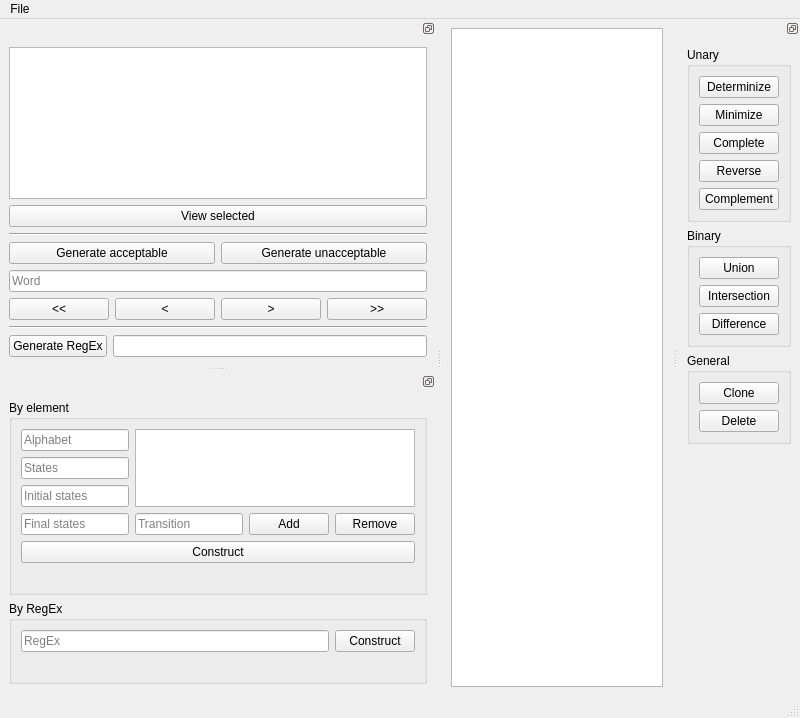
Before: the Qt Designer form main_window.ui in Aca-S/finite-automata-toolbox, drawn with Qt 5.
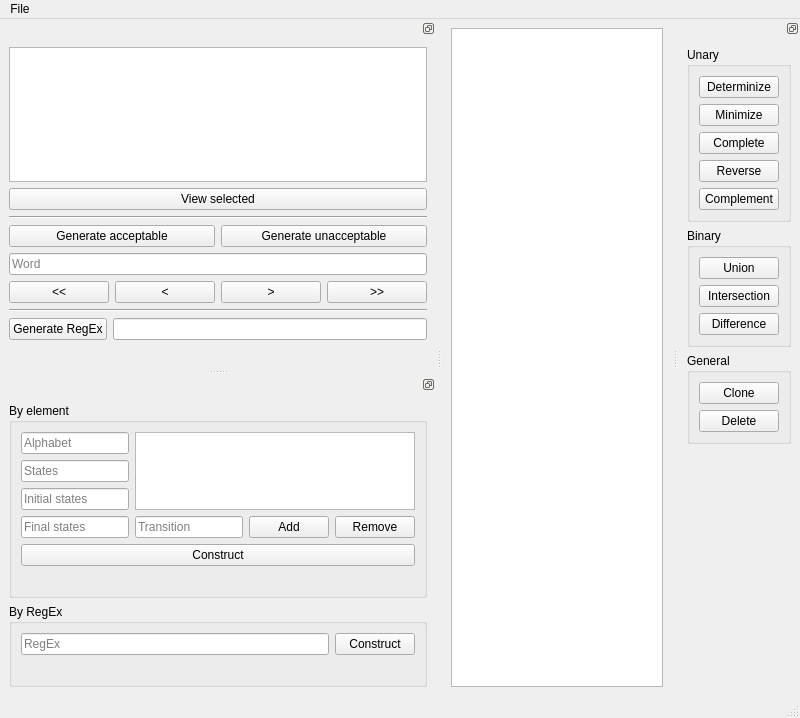
After: the same form once the commit is applied. Custom widgets are drawn as their Qt base class.

Commit message: Added view dock info label

The edit to the form file:
```diff
--- a/main_window.ui
+++ b/main_window.ui
@@ -154,6 +154,13 @@
          </item>
         </layout>
        </item>
+       <item>
+        <widget class="QLabel" name="view_dock_info">
+         <property name="text">
+          <string/>
+         </property>
+        </widget>
+       </item>
       </layout>
      </item>
     </layout>
```
The commit also changes 2 other files.
